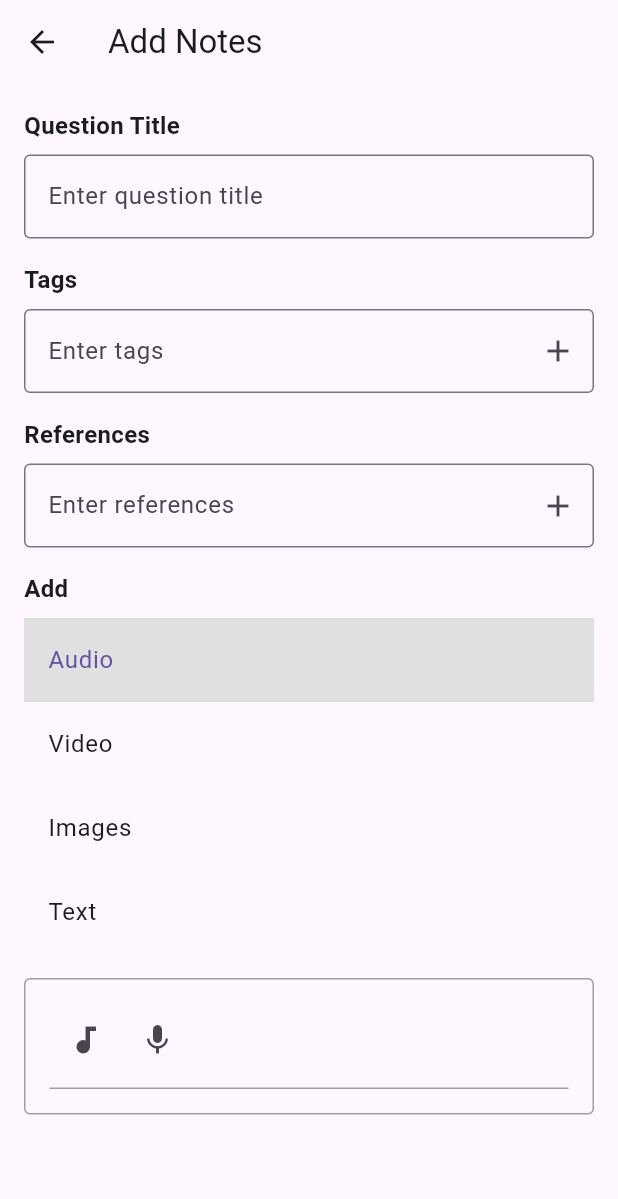
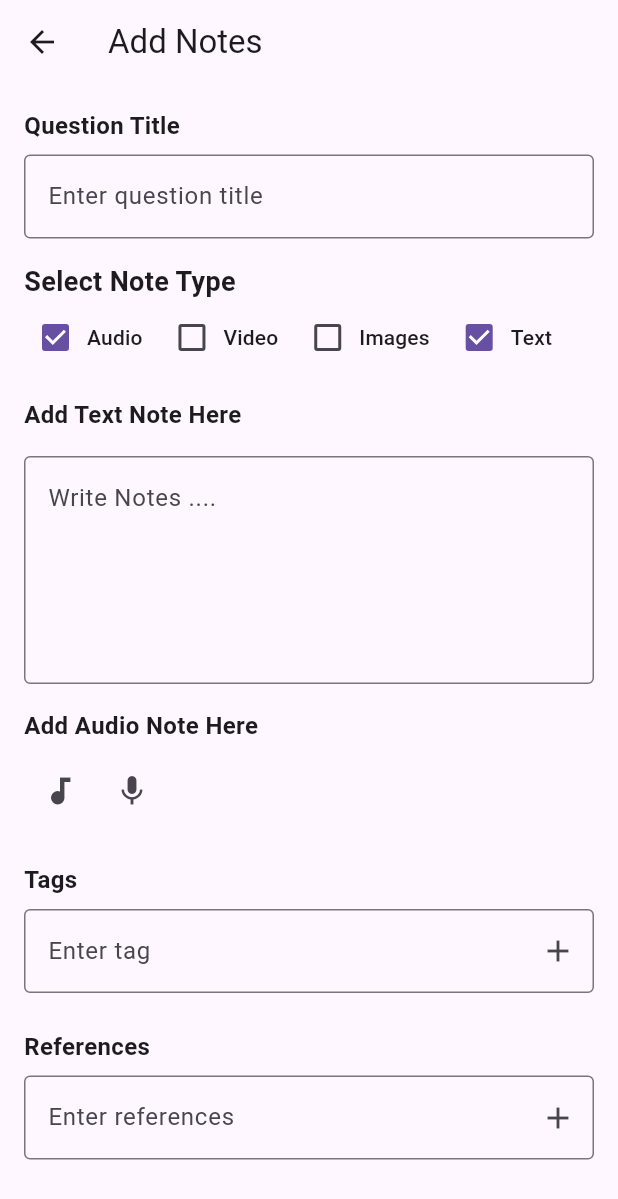
Before and after one commit to aman246149/revision, a Flutter app: the AddNotes screen opened directly, after a tap on "Audio", on a phone screen of 412 x 824 dp. Shown: the top 1199 px of the screen. Run offline on Flutter 3.47's test engine with Material 2 defaults, Android fonts, the phone set to English and light mode, and no system bars; our stand-ins replace file_picker, get_it, hive, hive_flutter, image_picker, injectable and 2 more; missing offline and left inert: audio_session, flutter_sound, flutter_sound_platform_interface; accounts and stored records are empty; statements that could not run were skipped.

Commit message:
fix design issues in add notes

```diff
--- a/lib/features/DSA NOTES/view/screens/add_notes.dart
+++ b/lib/features/DSA NOTES/view/screens/add_notes.dart
@@ -1,8 +1,6 @@
 import 'package:file_picker/file_picker.dart';
 import 'package:flutter/material.dart';
 import 'package:image_picker/image_picker.dart';
-import 'dart:io';
-
 
 enum NoteOption {
   Audio,
@@ -19,19 +17,26 @@ class AddNotes extends StatefulWidget {
 }
 
 class _AddNotesState extends State<AddNotes> {
-  TextEditingController _questionTitleController = TextEditingController();
-  TextEditingController _tagController = TextEditingController();
-  TextEditingController _referenceController = TextEditingController();
-  List<String> _tags = [];
-  List<String> _references = [];
-  List<NoteOption> _selectedOptions = [];
-  List<XFile> _selectedImages = [];
+  final TextEditingController _questionTitleController =
+      TextEditingController();
+  final TextEditingController _tagController = TextEditingController();
+  final TextEditingController _referenceController = TextEditingController();
+  final List<String> _tags = [];
+  final List<String> _references = [];
+  final List<NoteOption> _selectedOptions = [];
+  final List<XFile> _selectedImages = [];
+
+  @override
+  void initState() {
+    super.initState();
+    _selectedOptions.add(NoteOption.Text);
+  }
 
   @override
   Widget build(BuildContext context) {
     return Scaffold(
       appBar: AppBar(
-        title: Text('Add Notes'),
+        title: const Text('Add Notes'),
       ),
       body: SingleChildScrollView(
         child: Padding(
@@ -39,29 +44,45 @@ class _AddNotesState extends State<AddNotes> {
           child: Column(
             crossAxisAlignment: CrossAxisAlignment.start,
             children: [
-              Text(
+              const Text(
                 'Question Title',
                 style: TextStyle(fontSize: 16, fontWeight: FontWeight.bold),
               ),
-              SizedBox(height: 8),
+              const SizedBox(height: 8),
               TextField(
                 controller: _questionTitleController,
-                decoration: InputDecoration(
+                decoration: const InputDecoration(
                   hintText: 'Enter question title',
                   border: OutlineInputBorder(),
                 ),
               ),
-              SizedBox(height: 16),
-              Text(
+              const SizedBox(height: 16),
+              const Text(
+                'Select Note Type',
+                style: TextStyle(fontSize: 18, fontWeight: FontWeight.bold),
+              ),
+              Wrap(
+                children: [
+                  _buildOptionTile(NoteOption.Audio),
+                  _buildOptionTile(NoteOption.Video),
+                  _buildOptionTile(NoteOption.Images),
+                  _buildOptionTile(NoteOption.Text),
+                ],
+              ),
+              const SizedBox(height: 16),
+
+              _buildSelectedOptionFields(),
+              const SizedBox(height: 16),
+              const Text(
                 'Tags',
                 style: TextStyle(fontSize: 16, fontWeight: FontWeight.bold),
               ),
-              SizedBox(height: 8),
+              const SizedBox(height: 8),
               TextField(
                 controller: _tagController,
                 decoration: InputDecoration(
-                  hintText: 'Enter tags',
-                  border: OutlineInputBorder(),
+                  hintText: 'Enter tag',
+                  border: const OutlineInputBorder(),
                   suffixIcon: IconButton(
                     onPressed: () {
                       setState(() {
@@ -69,7 +90,7 @@ class _AddNotesState extends State<AddNotes> {
                         _tagController.clear();
                       });
                     },
-                    icon: Icon(Icons.add),
+                    icon: const Icon(Icons.add),
                   ),
                 ),
                 onSubmitted: (value) {
@@ -79,17 +100,22 @@ class _AddNotesState extends State<AddNotes> {
                   });
                 },
               ),
-              SizedBox(height: 16),
-              Text(
+              const SizedBox(height: 8),
+              Wrap(
+                spacing: 8,
+                children: _buildTagChips(_tags),
+              ),
+              const SizedBox(height: 16),
+              const Text(
                 'References',
                 style: TextStyle(fontSize: 16, fontWeight: FontWeight.bold),
               ),
-              SizedBox(height: 8),
+              const SizedBox(height: 8),
               TextField(
                 controller: _referenceController,
                 decoration: InputDecoration(
                   hintText: 'Enter references',
-                  border: OutlineInputBorder(),
+                  border: const OutlineInputBorder(),
                   suffixIcon: IconButton(
                     onPressed: () {
                       setState(() {
@@ -97,7 +123,7 @@ class _AddNotesState extends State<AddNotes> {
                         _referenceController.clear();
                       });
                     },
-                    icon: Icon(Icons.add),
+                    icon: const Icon(Icons.add),
                   ),
                 ),
                 onSubmitted: (value) {
@@ -107,33 +133,13 @@ class _AddNotesState extends State<AddNotes> {
                   });
                 },
               ),
-              SizedBox(height: 16),
-              Text(
-                'Add',
-                style: TextStyle(fontSize: 16, fontWeight: FontWeight.bold),
-              ),
-              SizedBox(height: 8),
-              Column(
-                children: [
-                  _buildOptionTile(NoteOption.Audio),
-                  _buildOptionTile(NoteOption.Video),
-                  _buildOptionTile(NoteOption.Images),
-                  _buildOptionTile(NoteOption.Text),
-                ],
-              ),
-              SizedBox(height: 16),
-              _buildSelectedOptionFields(),
-              SizedBox(height: 8),
-              Wrap(
-                spacing: 8,
-                children: _buildTagChips(_tags),
-              ),
-              SizedBox(height: 8),
+              const SizedBox(height: 8),
               Wrap(
                 spacing: 8,
                 children: _buildReferenceChips(_references),
               ),
-              SizedBox(height: 8),
+
+              const SizedBox(height: 8),
               // ListView.builder(
               //   shrinkWrap: true,
               //   itemCount: _selectedImages.length,
@@ -149,44 +155,42 @@ class _AddNotesState extends State<AddNotes> {
   }
 
   Widget _buildOptionTile(NoteOption option) {
-    return ListTile(
-      title: Text(option.toString().split('.').last),
-      onTap: () {
-        setState(() {
+    return IntrinsicWidth(
+      child: CheckboxMenuButton(
+          value: _selectedOptions.contains(option),
+          onChanged: (value) {
             if (_selectedOptions.contains(option)) {
               _selectedOptions.remove(option);
             } else {
               _selectedOptions.add(option);
             }
-        });
+            setState(() {});
           },
-      selected: _selectedOptions.contains(option),
-      selectedTileColor: Colors.grey[300],
+          child: Text(option.toString().split('.').last)),
     );
   }
 
   Widget _buildSelectedOptionFields() {
-    return Container(
-      decoration: BoxDecoration(
-        border: Border.all(
-          color: Colors.grey,
-          width: 1.0,
-        ),
-        borderRadius: BorderRadius.circular(4.0),
-      ),
-      padding: EdgeInsets.all(16.0),
-      child: Column(
+    return Column(
       children: _selectedOptions.map((option) {
         Widget optionWidget;
         if (option == NoteOption.Audio) {
           optionWidget = Column(
+            crossAxisAlignment: CrossAxisAlignment.start,
             children: [
+              SizedBox(height: 8),
+              const Text(
+                'Add Audio Note Here',
+                style: TextStyle(fontSize: 16, fontWeight: FontWeight.bold),
+              ),
+              SizedBox(height: 8),
               Row(
                 children: [
                   IconButton(
                     onPressed: () async {
                       // Logic for selecting audio from device
-                        FilePickerResult? result = await FilePicker.platform.pickFiles(
+                      FilePickerResult? result =
+                          await FilePicker.platform.pickFiles(
                         type: FileType.audio,
                       );
                       if (result != null && result.files.isNotEmpty) {
@@ -197,30 +201,37 @@ class _AddNotesState extends State<AddNotes> {
                         });
                       }
                     },
-                      icon: Icon(Icons.audiotrack),
+                    icon: const Icon(Icons.audiotrack),
                   ),
                   IconButton(
                     onPressed: () {
                       // Logic for recording audio
                       // Implement your audio recording logic here
                     },
-                      icon: Icon(Icons.mic),
+                    icon: const Icon(Icons.mic),
                   ),
                 ],
               ),
-                SizedBox(height: 8),
+              const SizedBox(height: 8),
             ],
           );
         } else if (option == NoteOption.Video) {
           optionWidget = Column(
+            crossAxisAlignment: CrossAxisAlignment.start,
             children: [
-                SizedBox(height: 16),
+              SizedBox(height: 8),
+              const Text(
+                'Add Video Note Here',
+                style: TextStyle(fontSize: 16, fontWeight: FontWeight.bold),
+              ),
+              SizedBox(height: 8),
               Row(
                 children: [
                   IconButton(
                     onPressed: () async {
                       // Logic for selecting video from device
-                        FilePickerResult? result = await FilePicker.platform.pickFiles(
+                      FilePickerResult? result =
+                          await FilePicker.platform.pickFiles(
                         type: FileType.video,
                       );
                       if (result != null && result.files.isNotEmpty) {
@@ -231,12 +242,13 @@ class _AddNotesState extends State<AddNotes> {
                         });
                       }
                     },
-                      icon: Icon(Icons.video_library),
+                    icon: const Icon(Icons.video_library),
                   ),
                   IconButton(
                     onPressed: () async {
                       // Logic for recording video using camera
-                        XFile? recordedVideo = await ImagePicker().pickVideo(source: ImageSource.camera);
+                      XFile? recordedVideo = await ImagePicker()
+                          .pickVideo(source: ImageSource.camera);
                       if (recordedVideo != null) {
                         setState(() {
                           // Handle the recorded video
@@ -244,38 +256,42 @@ class _AddNotesState extends State<AddNotes> {
                         });
                       }
                     },
-                      icon: Icon(Icons.videocam),
+                    icon: const Icon(Icons.videocam),
                   ),
                 ],
               ),
-                SizedBox(height: 8),
+              const SizedBox(height: 8),
             ],
           );
-          }
-          else if (option == NoteOption.Images) {
+        } else if (option == NoteOption.Images) {
           optionWidget = Column(
+            crossAxisAlignment: CrossAxisAlignment.start,
             children: [
-                SizedBox(height: 16),
+              SizedBox(height: 8),
+              const Text(
+                'Add Images Note Here',
+                style: TextStyle(fontSize: 16, fontWeight: FontWeight.bold),
+              ),
+              SizedBox(height: 8),
               Row(
                 children: [
                   IconButton(
                     onPressed: () async {
                       // Logic for selecting images from device
-                        List<XFile>? selectedImages = await ImagePicker().pickMultiImage();
-                        if (selectedImages != null) {
+                      List<XFile>? selectedImages =
+                          await ImagePicker().pickMultiImage();
                       setState(() {
                         // Handle the selected images
                         // Do something with the selected images
                       });
-
-                        }
                     },
-                      icon: Icon(Icons.photo_library),
+                    icon: const Icon(Icons.photo_library),
                   ),
                   IconButton(
                     onPressed: () async {
                       // Logic for capturing image using camera
-                        XFile? capturedImage = await ImagePicker().pickImage(source: ImageSource.camera);
+                      XFile? capturedImage = await ImagePicker()
+                          .pickImage(source: ImageSource.camera);
                       if (capturedImage != null) {
                         setState(() {
                           // Handle the captured image
@@ -283,20 +299,27 @@ class _AddNotesState extends State<AddNotes> {
                         });
                       }
                     },
-                      icon: Icon(Icons.camera_alt),
+                    icon: const Icon(Icons.camera_alt),
                   ),
                 ],
               ),
-                SizedBox(height: 8),
+              const SizedBox(height: 8),
             ],
           );
         } else if (option == NoteOption.Text) {
           optionWidget = Column(
-              children: [
+            crossAxisAlignment: CrossAxisAlignment.start,
+            children: const [
+              // SizedBox(height: 16),
+              const Text(
+                'Add Text Note Here',
+                style: TextStyle(fontSize: 16, fontWeight: FontWeight.bold),
+              ),
               SizedBox(height: 16),
               TextField(
+                maxLines: 5,
                 decoration: InputDecoration(
-                    hintText: 'Add text',
+                  hintText: 'Write Notes ....',
                   border: OutlineInputBorder(),
                 ),
                 // Add text-specific logic here
@@ -311,15 +334,11 @@ class _AddNotesState extends State<AddNotes> {
         return Column(
           children: [
             optionWidget,
-              Divider(height: 1, color: Colors.grey),
           ],
         );
       }).toList(),
-      ),
     );
   }
-
-
 
   List<Widget> _buildTagChips(List<String> tags) {
     return tags.map((tag) {
--- a/lib/features/DSA NOTES/view/screens/notes.dart
+++ b/lib/features/DSA NOTES/view/screens/notes.dart
@@ -37,19 +37,19 @@ class _NotesViewState extends State<NotesView> {
     final audioProvider = context.read<AudioProvider>();
     final audioProviderWatch = context.watch<AudioProvider>();
     return Scaffold(
-      appBar: CommonAppBar(text: "My Notes"),
+      appBar: const CommonAppBar(text: "My Notes"),
       body: audioProviderWatch.isLoading
           ? const Center(
               child: CircularProgressIndicator(),
             )
           : Column(
               children: [
-                SizedBox(
+                const SizedBox(
                   height: 50,
                   width: double.infinity,
                   child: FilterList(),
                 ),
-                SizedBox(
+                const SizedBox(
                   height: 20,
                 ),
                 Expanded(
@@ -135,10 +135,10 @@ class _NotesViewState extends State<NotesView> {
           Navigator.push(
               context,
               MaterialPageRoute(
-                builder: (context) => AddNotes(),
+                builder: (context) => const AddNotes(),
               ));
         },
-        child: Icon(Icons.add),
+        child: const Icon(Icons.add),
       ),
     );
   }
--- a/lib/features/DSA NOTES/view/widgets/app_bar.dart
+++ b/lib/features/DSA NOTES/view/widgets/app_bar.dart
@@ -20,5 +20,5 @@ class CommonAppBar extends StatelessWidget implements PreferredSizeWidget {
   }
 
   @override
-  Size get preferredSize => Size.fromHeight(kToolbarHeight);
+  Size get preferredSize => const Size.fromHeight(kToolbarHeight);
 }
--- a/lib/features/DSA NOTES/view/widgets/filter_list.dart
+++ b/lib/features/DSA NOTES/view/widgets/filter_list.dart
@@ -13,7 +13,7 @@ class FilterList extends StatelessWidget {
   Widget build(BuildContext context) {
     final audioProvider = context.watch<AudioProvider>();
     return ListView.separated(
-        padding: EdgeInsets.symmetric(horizontal: 20),
+        padding: const EdgeInsets.symmetric(horizontal: 20),
         scrollDirection: Axis.horizontal,
         itemBuilder: (context, index) {
           return UnconstrainedBox(
@@ -22,7 +22,7 @@ class FilterList extends StatelessWidget {
                 audioProvider.selectFilterIndex(index);
               },
               child: Container(
-                padding: EdgeInsets.symmetric(horizontal: 12, vertical: 5),
+                padding: const EdgeInsets.symmetric(horizontal: 12, vertical: 5),
                 decoration: BoxDecoration(
                     color: audioProvider.selectedFilterIndex == index
                         ? Theme.of(context).primaryColorLight
@@ -35,7 +35,7 @@ class FilterList extends StatelessWidget {
             ),
           );
         },
-        separatorBuilder: (context, index) => SizedBox(
+        separatorBuilder: (context, index) => const SizedBox(
               width: 12,
             ),
         itemCount: audioProvider.filters.length);
--- a/lib/features/DSA NOTES/view/widgets/notes_bottom_sheet.dart
+++ b/lib/features/DSA NOTES/view/widgets/notes_bottom_sheet.dart
@@ -1,10 +1,8 @@
-import 'dart:math';
 
 import 'package:audio_video_progress_bar/audio_video_progress_bar.dart';
 import 'package:dsanotes/providers/video_provider.dart';
 import 'package:dsanotes/services/url_launcher_service.dart';
 import 'package:flutter/material.dart';
-import 'package:animated_icon/animated_icon.dart';
 import 'package:flutter/services.dart';
 import 'package:provider/provider.dart';
 import 'package:video_player/video_player.dart';
@@ -115,7 +113,7 @@ class _CustomBottomSheetState extends State<CustomBottomSheet> {
                       },
                       child: Container(
                         padding:
-                            EdgeInsets.symmetric(horizontal: 12, vertical: 5),
+                            const EdgeInsets.symmetric(horizontal: 12, vertical: 5),
                         decoration: BoxDecoration(
                             color: Theme.of(context).primaryColorLight,
                             border: Border.all(),
@@ -141,7 +139,7 @@ class _CustomBottomSheetState extends State<CustomBottomSheet> {
                 ? const Center(
                     child: CircularProgressIndicator(),
                   )
-                : Container(
+                : SizedBox(
                     height: customHeight,
                     width: double.infinity,
                     child: Center(
--- a/lib/features/DSA NOTES/view/widgets/notes_widget.dart
+++ b/lib/features/DSA NOTES/view/widgets/notes_widget.dart
@@ -1,6 +1,5 @@
 import "package:dsanotes/features/DSA%20NOTES/view/widgets/pop_up_menu_widget.dart";
 import "package:flutter/material.dart";
-import "package:intl/intl.dart";
 
 import "../../../../services/hive_adapters/notes.dart";
 
@@ -37,7 +36,7 @@ class NotesWidget extends StatelessWidget {
           onTapDown: (TapDownDetails details) {
             showPopupMenu(context, details.globalPosition,onDelete);
           },
-          child: Icon(Icons.more_vert)),
+          child: const Icon(Icons.more_vert)),
     );
   }
 }
--- a/lib/features/DSA NOTES/view/widgets/pop_up_menu_widget.dart
+++ b/lib/features/DSA NOTES/view/widgets/pop_up_menu_widget.dart
@@ -9,11 +9,11 @@ void showPopupMenu(
     position: RelativeRect.fromLTRB(left, top, left + 1, top + 1),
     items: [
       PopupMenuItem<String>(
-        child: const Text('Delete'),
         value: 'Delete',
         onTap: () {
           onTap();
         },
+        child: const Text('Delete'),
       ),
     ],
     elevation: 8.0,
--- a/lib/services/audio_service.dart
+++ b/lib/services/audio_service.dart
@@ -1,11 +1,8 @@
 import 'dart:async';
 import 'package:audio_session/audio_session.dart';
-import 'package:dsanotes/services/database_service.dart';
-import 'package:dsanotes/services/hive_adapters/notes.dart';
 import 'package:flutter/foundation.dart';
 import 'package:flutter_sound/flutter_sound.dart';
 import 'package:flutter_sound_platform_interface/flutter_sound_recorder_platform_interface.dart';
-import 'package:get_it/get_it.dart';
 import 'package:injectable/injectable.dart';
 import 'package:path_provider/path_provider.dart';
 import 'package:permission_handler/permission_handler.dart';
--- a/lib/services/database_service.dart
+++ b/lib/services/database_service.dart
@@ -20,7 +20,7 @@ class DataBaseService<T> {
     if (box == null) {
       throw Exception('Box is not opened');
     }
-    return await box!.get(key);
+    return box!.get(key);
   }
 
   Future<List<T>> getAllData() async {
--- a/lib/services/url_launcher_service.dart
+++ b/lib/services/url_launcher_service.dart
@@ -1,4 +1,3 @@
-import 'package:flutter/material.dart';
 import 'package:url_launcher/url_launcher.dart';
 
 Future<void> canlaunchUrl(String url) async {
```
Lines whose indentation alone changed are shown as unchanged.
